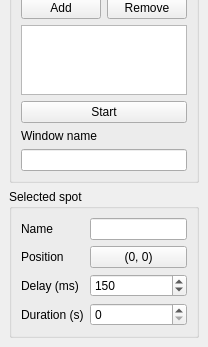
kervala/autoclicker, file ui/mainwindow.ui: the form before one commit; both pictures show x 0 to 208 and y 255 to 602 of the 208 by 602 pixel window.
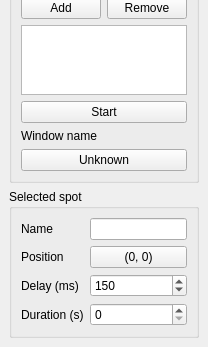
The form after the commit.

Commit message: Added: Dialog to select a window

Diff of the .ui file:
```diff
--- a/ui/mainwindow.ui
+++ b/ui/mainwindow.ui
@@ -159,7 +159,11 @@
         </widget>
        </item>
        <item>
-        <widget class="QLineEdit" name="windowLineEdit"/>
+        <widget class="QPushButton" name="windowNamePushButton">
+         <property name="text">
+          <string>Unknown</string>
+         </property>
+        </widget>
        </item>
       </layout>
      </widget>
```
The commit also changes 4 other files.
